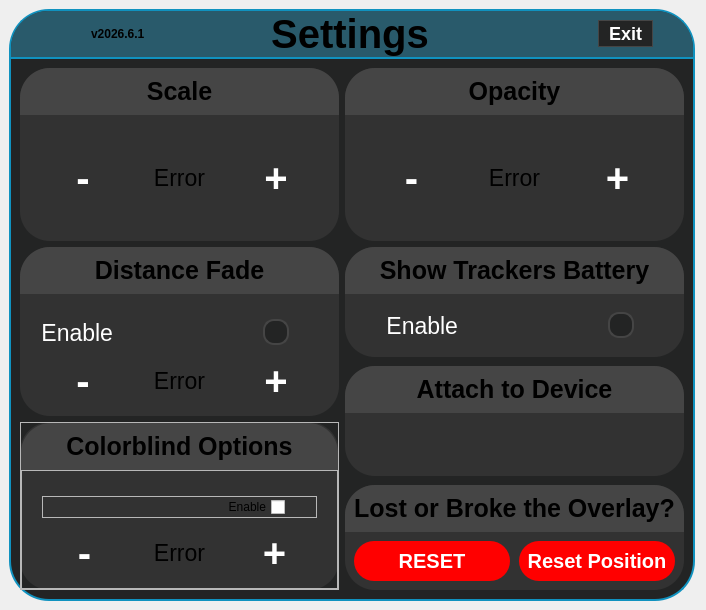
Above: src/userinterface/panicdashboard.ui from Trixxle/SeamenPerformanceOverlay before the change. Below: the same form after it.
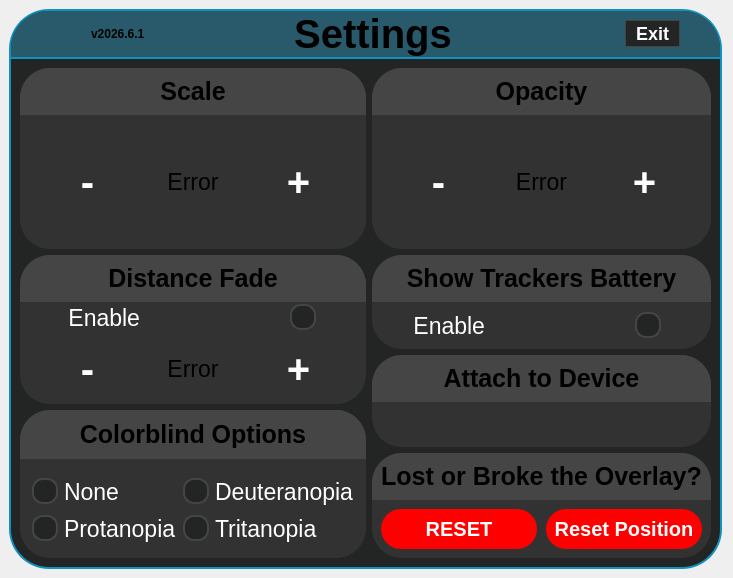
That is the form after the change. Icons and pictures are not drawn.

Commit message: Finished UI for the colorblind options. Started working on the logic as well. Still need to continue. Now the bars are set up with a new color struct passed to the setup function which will dictate the colors they are. New colorblind color sets have also been created.

```diff
--- a/src/userinterface/panicdashboard.ui
+++ b/src/userinterface/panicdashboard.ui
@@ -6,8 +6,8 @@
    <rect>
     <x>0</x>
     <y>0</y>
-    <width>695</width>
-    <height>610</height>
+    <width>725</width>
+    <height>578</height>
    </rect>
   </property>
   <property name="windowTitle">
@@ -56,8 +56,8 @@
 }
 
 
-/* --- The 4 Inner Grid Panels  Specific Styling--- */
-#colorBlindnessFrame, #showTrackersFrame, #ScaleFrame, #OpacityFrame, #DistanceFadeFrame, #ResetFrame, #AttachedDeviceFrame {
+/* --- The Inner Grid Panels Specific Styling--- */
+#ColorblindnessFrame, #showTrackersFrame, #ScaleFrame, #OpacityFrame, #DistanceFadeFrame, #ResetFrame, #AttachedDeviceFrame {
     background-color: rgb(50, 50, 50);
     border-radius: 30px;
 }
@@ -108,6 +108,37 @@
     image: none; 
 }
 
+/*--- Colorblind Options Overrides ---*/
+#colorblindSelectionGroup {
+	border: none;
+	background: transparent;
+	title: none;
+}
+
+#colorblindSelectionGroup QRadioButton {
+	font-size: 23px;
+    color: white;
+}
+
+#colorblindSelectionGroup QRadioButton::indicator {
+    width: 22px;
+    height: 22px;
+    border-radius: 11px;
+    background-color: #232424; 
+    border: 2px solid #454545; 
+}
+
+#colorblindSelectionGroup QRadioButton::indicator:hover {
+    border: 2px solid rgb(16, 146, 191); 
+}
+
+#colorblindSelectionGroup QRadioButton::indicator:checked {
+    background-color: rgb(16, 146, 191); 
+    border: 2px solid #232424;
+    image: none; 
+}
+
+
 /*--- Global QLabel --- */
 QLabel {
 	font-size: 23px;
@@ -225,7 +256,7 @@
         <property name="frameShadow">
          <enum>QFrame::Shadow::Raised</enum>
         </property>
-        <layout class="QHBoxLayout" name="horizontalLayout" stretch="0,0,30,0,40,0">
+        <layout class="QHBoxLayout" name="horizontalLayout" stretch="0,0,30,0,35,0">
          <property name="spacing">
           <number>0</number>
          </property>
@@ -325,7 +356,7 @@
       <item>
        <widget class="QFrame" name="InteractionFrame">
         <property name="sizePolicy">
-         <sizepolicy hsizetype="Expanding" vsizetype="Preferred">
+         <sizepolicy hsizetype="Preferred" vsizetype="Preferred">
           <horstretch>0</horstretch>
           <verstretch>0</verstretch>
          </sizepolicy>
@@ -413,7 +444,7 @@
               <item>
                <widget class="QPushButton" name="MinusScale">
                 <property name="sizePolicy">
-                 <sizepolicy hsizetype="Minimum" vsizetype="Expanding">
+                 <sizepolicy hsizetype="Preferred" vsizetype="Preferred">
                   <horstretch>0</horstretch>
                   <verstretch>0</verstretch>
                  </sizepolicy>
@@ -436,7 +467,7 @@
               <item>
                <widget class="QPushButton" name="PlusScale">
                 <property name="sizePolicy">
-                 <sizepolicy hsizetype="Minimum" vsizetype="Expanding">
+                 <sizepolicy hsizetype="Preferred" vsizetype="Preferred">
                   <horstretch>0</horstretch>
                   <verstretch>0</verstretch>
                  </sizepolicy>
@@ -524,7 +555,7 @@
               <item>
                <widget class="QPushButton" name="MinusOpacity">
                 <property name="sizePolicy">
-                 <sizepolicy hsizetype="Minimum" vsizetype="Expanding">
+                 <sizepolicy hsizetype="Preferred" vsizetype="Preferred">
                   <horstretch>0</horstretch>
                   <verstretch>0</verstretch>
                  </sizepolicy>
@@ -547,7 +578,7 @@
               <item>
                <widget class="QPushButton" name="PlusOpacity">
                 <property name="sizePolicy">
-                 <sizepolicy hsizetype="Minimum" vsizetype="Expanding">
+                 <sizepolicy hsizetype="Preferred" vsizetype="Preferred">
                   <horstretch>0</horstretch>
                   <verstretch>0</verstretch>
                  </sizepolicy>
@@ -563,11 +594,11 @@
           </widget>
          </item>
          <item row="1" column="0">
-          <layout class="QVBoxLayout" name="subLayoutForDistanceFadeAndColorblindOptions">
+          <layout class="QVBoxLayout" name="subLayoutColorblindAndDistanceFade" stretch="1,1">
            <property name="spacing">
             <number>6</number>
            </property>
-           <property name="topMargin">
+           <property name="bottomMargin">
             <number>0</number>
            </property>
            <item>
@@ -642,7 +673,7 @@
                   <number>20</number>
                  </property>
                  <property name="topMargin">
-                  <number>25</number>
+                  <number>0</number>
                  </property>
                  <property name="rightMargin">
                   <number>20</number>
@@ -752,14 +783,14 @@
             </widget>
            </item>
            <item>
-            <widget class="QFrame" name="colorBlindnessFrame">
+            <widget class="QFrame" name="ColorblindnessFrame">
              <property name="frameShape">
               <enum>QFrame::Shape::StyledPanel</enum>
              </property>
              <property name="frameShadow">
               <enum>QFrame::Shadow::Raised</enum>
              </property>
-             <layout class="QVBoxLayout" name="verticalLayout_17">
+             <layout class="QVBoxLayout" name="verticalLayout_20" stretch="1,2">
               <property name="spacing">
                <number>0</number>
               </property>
@@ -776,14 +807,17 @@
                <number>0</number>
               </property>
               <item>
-               <widget class="QFrame" name="DistanceFadeFrame_2">
+               <widget class="QFrame" name="colorBlindnessTitleFrame">
+                <property name="styleSheet">
+                 <string notr="true"/>
+                </property>
                 <property name="frameShape">
                  <enum>QFrame::Shape::StyledPanel</enum>
                 </property>
                 <property name="frameShadow">
                  <enum>QFrame::Shadow::Raised</enum>
                 </property>
-                <layout class="QVBoxLayout" name="verticalLayout_11" stretch="0,4">
+                <layout class="QVBoxLayout" name="verticalLayout_22">
                  <property name="spacing">
                   <number>0</number>
                  </property>
@@ -800,157 +834,75 @@
                   <number>0</number>
                  </property>
                  <item>
-                  <widget class="QFrame" name="colorBlindnessTitleFrame">
-                   <property name="styleSheet">
-                    <string notr="true"/>
+                  <widget class="QLabel" name="colorBlindnessTitle">
+                   <property name="font">
+                    <font>
+                     <family>Segoe UI</family>
+                     <pointsize>-1</pointsize>
+                     <bold>true</bold>
+                    </font>
                    </property>
-                   <property name="frameShape">
-                    <enum>QFrame::Shape::StyledPanel</enum>
+                   <property name="text">
+                    <string>Colorblind Options</string>
                    </property>
-                   <property name="frameShadow">
-                    <enum>QFrame::Shadow::Raised</enum>
+                   <property name="alignment">
+                    <set>Qt::AlignmentFlag::AlignCenter</set>
                    </property>
-                   <layout class="QVBoxLayout" name="verticalLayout_15">
-                    <item>
-                     <widget class="QLabel" name="colorBlindnessTitle">
-                      <property name="font">
-                       <font>
-                        <family>Segoe UI</family>
-                        <pointsize>-1</pointsize>
-                        <bold>true</bold>
-                       </font>
-                      </property>
-                      <property name="text">
-                       <string>Colorblind Options</string>
-                      </property>
-                      <property name="alignment">
-                       <set>Qt::AlignmentFlag::AlignCenter</set>
-                      </property>
-                     </widget>
-                    </item>
-                   </layout>
                   </widget>
                  </item>
-                 <item>
-                  <widget class="QFrame" name="DistanceFadeInteractionFrame_2">
-                   <property name="frameShape">
-                    <enum>QFrame::Shape::StyledPanel</enum>
+                </layout>
+               </widget>
+              </item>
+              <item>
+               <widget class="QGroupBox" name="colorblindSelectionGroup">
+                <property name="enabled">
+                 <bool>true</bool>
+                </property>
+                <property name="layoutDirection">
+                 <enum>Qt::LayoutDirection::LeftToRight</enum>
+                </property>
+                <property name="title">
+                 <string/>
+                </property>
+                <property name="alignment">
+                 <set>Qt::AlignmentFlag::AlignCenter</set>
+                </property>
+                <property name="flat">
+                 <bool>true</bool>
+                </property>
+                <property name="checkable">
+                 <bool>false</bool>
+                </property>
+                <layout class="QGridLayout" name="gridLayout_4">
+                 <item row="3" column="0">
+                  <widget class="QRadioButton" name="protanopiaColorblindOption">
+                   <property name="text">
+                    <string>Protanopia</string>
                    </property>
-                   <property name="frameShadow">
-                    <enum>QFrame::Shadow::Raised</enum>
+                  </widget>
+                 </item>
+                 <item row="1" column="0">
+                  <widget class="QRadioButton" name="noneColorblindOption">
+                   <property name="text">
+                    <string>None</string>
                    </property>
-                   <layout class="QVBoxLayout" name="verticalLayout_16" stretch="0,0">
-                    <property name="spacing">
-                     <number>0</number>
-                    </property>
-                    <property name="leftMargin">
-                     <number>20</number>
-                    </property>
-                    <property name="topMargin">
-                     <number>25</number>
-                    </property>
-                    <property name="rightMargin">
-                     <number>20</number>
-                    </property>
-                    <property name="bottomMargin">
-                     <number>0</number>
-                    </property>
-                    <item>
-                     <widget class="QFrame" name="DistanceFadeCheckFrame_2">
-                      <property name="frameShape">
-                       <enum>QFrame::Shape::StyledPanel</enum>
-                      </property>
-                      <property name="frameShadow">
-                       <enum>QFrame::Shadow::Raised</enum>
-                      </property>
-                      <layout class="QHBoxLayout" name="horizontalLayout_4">
-                       <property name="spacing">
-                        <number>0</number>
-                       </property>
-                       <property name="leftMargin">
-                        <number>0</number>
-                       </property>
-                       <property name="topMargin">
-                        <number>0</number>
-                       </property>
-                       <property name="rightMargin">
-                        <number>31</number>
-                       </property>
-                       <property name="bottomMargin">
-                        <number>0</number>
-                       </property>
-                       <item>
-                        <widget class="QCheckBox" name="distanceFadeCheck_2">
-                         <property name="layoutDirection">
-                          <enum>Qt::LayoutDirection::RightToLeft</enum>
-                         </property>
-                         <property name="text">
-                          <string>Enable</string>
-                         </property>
-                         <property name="tristate">
-                          <bool>false</bool>
-                         </property>
-                        </widget>
-                       </item>
-                      </layout>
-                     </widget>
-                    </item>
-                    <item>
-                     <layout class="QHBoxLayout" name="DistanceFadeButtonsLayout_2">
-                      <property name="spacing">
-                       <number>10</number>
-                      </property>
-                      <property name="leftMargin">
-                       <number>0</number>
-                      </property>
-                      <property name="topMargin">
-                       <number>10</number>
-                      </property>
-                      <property name="rightMargin">
-                       <number>0</number>
-                      </property>
-                      <property name="bottomMargin">
-                       <number>10</number>
-                      </property>
-                      <item>
-                       <widget class="QPushButton" name="MinusDistanceFade_2">
-                        <property name="sizePolicy">
-                         <sizepolicy hsizetype="Minimum" vsizetype="Preferred">
-                          <horstretch>0</horstretch>
-                          <verstretch>0</verstretch>
-                         </sizepolicy>
-                        </property>
-                        <property name="text">
-                         <string>-</string>
-                        </property>
-                       </widget>
-                      </item>
-                      <item>
-                       <widget class="QLabel" name="DistanceFadeVar_2">
-                        <property name="text">
-                         <string>Error</string>
-                        </property>
-                        <property name="alignment">
-                         <set>Qt::AlignmentFlag::AlignCenter</set>
-                        </property>
-                       </widget>
-                      </item>
-                      <item>
-                       <widget class="QPushButton" name="PlusDistanceFade_2">
-                        <property name="sizePolicy">
-                         <sizepolicy hsizetype="Minimum" vsizetype="Preferred">
-                          <horstretch>0</horstretch>
-                          <verstretch>0</verstretch>
-                         </sizepolicy>
-                        </property>
-                        <property name="text">
-                         <string>+</string>
-                        </property>
-                       </widget>
-                      </item>
-                     </layout>
-                    </item>
-                   </layout>
+                   <property name="checked">
+                    <bool>true</bool>
+                   </property>
+                  </widget>
+                 </item>
+                 <item row="1" column="1">
+                  <widget class="QRadioButton" name="deuteranopiaColorblindOption">
+                   <property name="text">
+                    <string>Deuteranopia</string>
+                   </property>
+                  </widget>
+                 </item>
+                 <item row="3" column="1">
+                  <widget class="QRadioButton" name="tritanopiaColorblindOption">
+                   <property name="text">
+                    <string>Tritanopia</string>
+                   </property>
                   </widget>
                  </item>
                 </layout>
@@ -964,7 +916,7 @@
          <item row="1" column="1">
           <layout class="QVBoxLayout" name="subLayout" stretch="0,0,0">
            <property name="spacing">
-            <number>9</number>
+            <number>6</number>
            </property>
            <property name="topMargin">
             <number>0</number>
@@ -1049,13 +1001,13 @@
                   <number>20</number>
                  </property>
                  <property name="topMargin">
-                  <number>0</number>
+                  <number>10</number>
                  </property>
                  <property name="rightMargin">
                   <number>50</number>
                  </property>
                  <property name="bottomMargin">
-                  <number>0</number>
+                  <number>10</number>
                  </property>
                  <item>
                   <widget class="QCheckBox" name="showTrackersCheckbox">
```
The commit also changes 6 other files.
